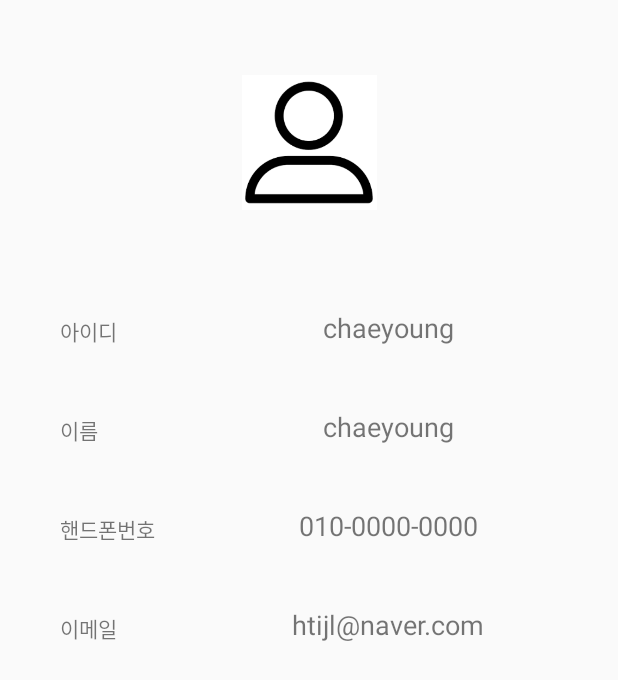
After one commit to kim-soohyeon/gachi_salrim, an Android app: the layout activity_info.xml on its own in the app's theme, with its tools: preview values and no code run, on a phone screen of 412 x 824 dp. The commit adds this screen. Shown: the top 680 px of the screen. Run offline under Robolectric (Android 15) with nearby library versions, the phone set to English and light mode, and no system bars.

Commit message:
기능 수정

```diff
--- a/app/src/main/AndroidManifest.xml
+++ b/app/src/main/AndroidManifest.xml
@@ -73,7 +73,7 @@
         </activity>
 
         <activity android:name=".PopUpActivity" android:theme="@android:style/Theme.Dialog" android:screenOrientation="portrait"/>
-
+        <activity android:name=".InfoFragment"></activity>
     </application>
 
 </manifest>
--- a/app/src/main/java/com/inhatc/gachi_salrim/SignupActivity.java
+++ b/app/src/main/java/com/inhatc/gachi_salrim/SignupActivity.java
@@ -69,11 +69,12 @@ public class SignupActivity extends Activity {
 
     private void signUpUser(){
 
-
         // 아이디 중복 확인
         mDatabase.addListenerForSingleValueEvent(new ValueEventListener() {
             @Override
             public void onDataChange(@NonNull DataSnapshot dataSnapshot) {
+                System.out.println("ihi");
+
                 if(dataSnapshot.child("users").child(editId.getText().toString()).exists())
                 {
                     Toast.makeText(SignupActivity.this,"아이디가 존재합니다.",Toast.LENGTH_SHORT).show();
--- a/app/src/main/res/layout/activity_area_maps.xml
+++ b/app/src/main/res/layout/activity_area_maps.xml
@@ -125,7 +125,7 @@
             android:layout_marginRight="2.5dp"/>
 
         <Button
-            android:id="@+id/search_btn"
+            android:id="@+id/info_btn"
             android:layout_width="80dp"
             android:layout_height="80dp"
             android:layout_weight="1"
--- /dev/null
+++ b/app/src/main/res/layout/activity_info.xml
@@ -0,0 +1,121 @@
+<?xml version="1.0" encoding="utf-8"?>
+<LinearLayout xmlns:android="http://schemas.android.com/apk/res/android"
+    android:layout_width="match_parent"
+    android:layout_height="match_parent"
+    android:layout_marginTop="50dp"
+    android:orientation="vertical"
+    android:layout_marginLeft="40dp"
+    android:layout_marginRight="40dp">
+
+    <ImageView
+        android:layout_width="match_parent"
+        android:layout_height="90dp"
+        android:layout_gravity="center"
+        android:layout_marginBottom="56dp"
+        android:background="@null"
+        android:src="@drawable/default_profile" />
+
+    <LinearLayout
+        android:layout_width="match_parent"
+        android:layout_height="wrap_content"
+        android:layout_gravity="center"
+        android:gravity="center"
+        android:orientation="horizontal"
+        android:layout_marginBottom="16dp">
+        <TextView
+            android:layout_width="wrap_content"
+            android:minWidth="100dp"
+            android:layout_height="match_parent"
+            android:text="아이디"
+            android:layout_gravity="center"
+            android:gravity="center_vertical"/>
+
+        <TextView
+            android:id="@+id/editTxtId"
+            android:layout_width="match_parent"
+            android:layout_height="50dp"
+            android:paddingLeft="5dp"
+            android:paddingTop="10dp"
+            android:text="chaeyoung"
+            android:textAlignment="center"
+            android:textSize="18sp" />
+    </LinearLayout>
+
+    <LinearLayout
+        android:layout_width="match_parent"
+        android:layout_height="wrap_content"
+        android:layout_gravity="center"
+        android:gravity="center"
+        android:orientation="horizontal"
+        android:layout_marginBottom="16dp">
+        <TextView
+            android:layout_width="wrap_content"
+            android:minWidth="100dp"
+            android:layout_height="match_parent"
+            android:text="이름"
+            android:layout_gravity="center"
+            android:gravity="center_vertical"/>
+
+        <TextView
+            android:id="@+id/editTxtNm"
+            android:layout_width="match_parent"
+            android:layout_height="50dp"
+            android:paddingLeft="5dp"
+            android:paddingTop="10dp"
+            android:text="chaeyoung"
+            android:textAlignment="center"
+            android:textSize="18sp" />
+    </LinearLayout>
+    <LinearLayout
+        android:layout_width="match_parent"
+        android:layout_height="wrap_content"
+        android:layout_gravity="center"
+        android:gravity="center"
+        android:orientation="horizontal"
+        android:layout_marginBottom="16dp">
+        <TextView
+            android:layout_width="wrap_content"
+            android:minWidth="100dp"
+            android:layout_height="match_parent"
+            android:text="핸드폰번호"
+            android:layout_gravity="center"
+            android:gravity="center_vertical"/>
+
+        <TextView
+            android:id="@+id/editTxtPone"
+            android:layout_width="match_parent"
+            android:layout_height="50dp"
+            android:paddingLeft="5dp"
+            android:paddingTop="10dp"
+            android:text="010-0000-0000"
+            android:textAlignment="center"
+            android:textSize="18sp" />
+    </LinearLayout>
+    <LinearLayout
+        android:layout_width="match_parent"
+        android:layout_height="wrap_content"
+        android:layout_gravity="center"
+        android:gravity="center"
+        android:orientation="horizontal"
+        android:layout_marginBottom="16dp">
+        <TextView
+            android:layout_width="wrap_content"
+            android:minWidth="100dp"
+            android:layout_height="match_parent"
+            android:text="이메일"
+            android:layout_gravity="center"
+            android:gravity="center_vertical"/>
+
+        <TextView
+            android:id="@+id/editTxtEmail"
+            android:layout_width="match_parent"
+            android:layout_height="50dp"
+            android:hint="이메일을 입력하세요."
+            android:paddingLeft="5dp"
+            android:paddingTop="10dp"
+            android:text="htijl@naver.com"
+            android:textAlignment="center"
+            android:textSize="18sp" />
+    </LinearLayout>
+
+</LinearLayout>
```
Also changed, not shown: app/src/main/java/com/inhatc/gachi_salrim/AreaMapsActivity.java (+34 -9 lines), app/src/main/java/com/inhatc/gachi_salrim/InfoFragment.java (added, +24 -0 lines), app/src/main/java/com/inhatc/gachi_salrim/LocalFragment.java (added, +19 -0 lines), app/src/main/res/layout/activity_local.xml (added, +14 -0 lines).
